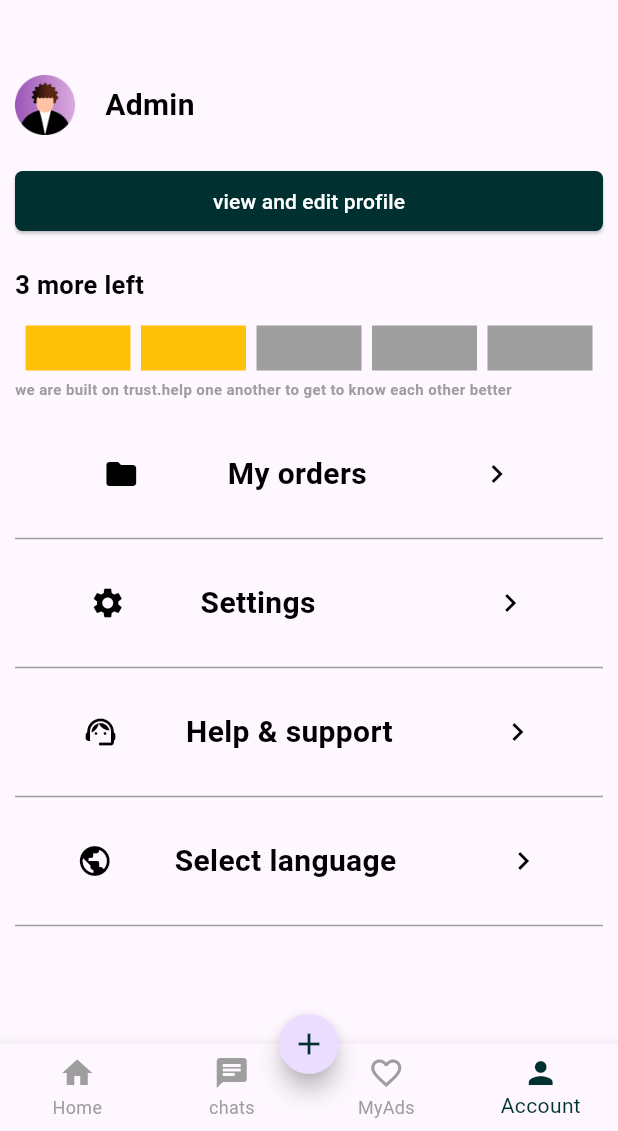
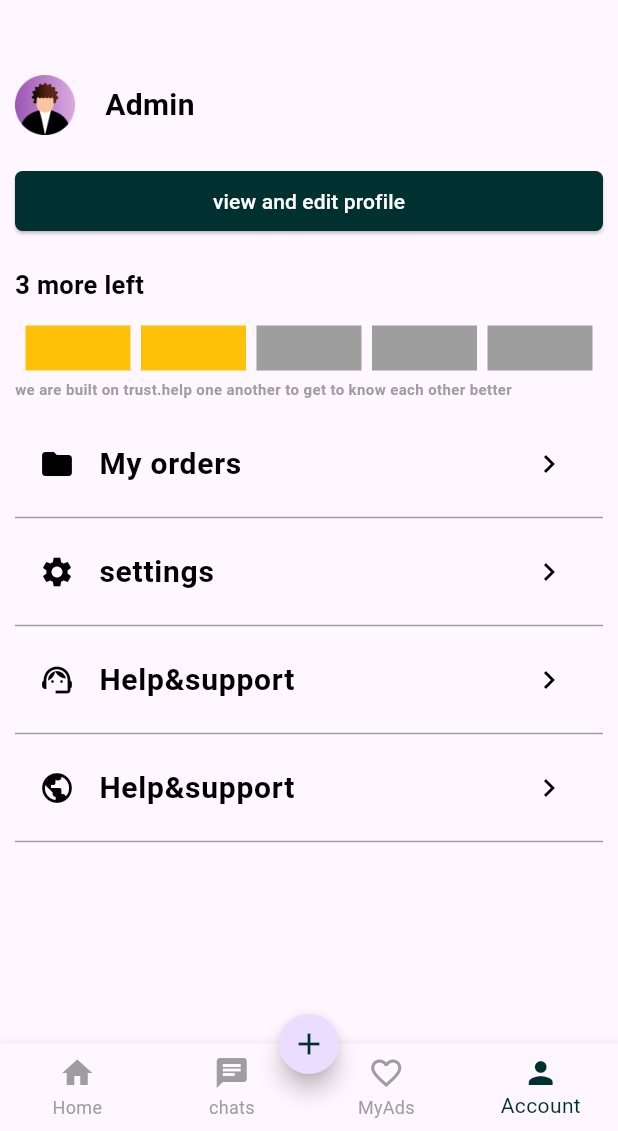
Before and after one commit to akhi0216/olxclone, a Flutter app: the BottomNavigation screen opened directly, item 4 of the bottom bar chosen, on a phone screen of 412 x 824 dp, the part 105-1236 px from its top. Run offline on Flutter 3.47's test engine with Material 3 defaults, Android fonts, the light colour scheme and no system bars; our stand-ins replace country_code_picker; missing offline and left inert: dart:js_util; network calls fail.

Commit message:
ui updated

```diff
--- a/lib/view/account_page/account_page.dart
+++ b/lib/view/account_page/account_page.dart
@@ -117,109 +117,88 @@ class _AccountPageState extends State<AccountPage> {
           ),
 
 // list
+
           Container(
-            height: 70,
-            child: Row(
-              mainAxisAlignment: MainAxisAlignment.spaceEvenly,
+            child: Column(
               children: [
-                Icon(
+                ListTile(
+                  leading: Icon(
                     Icons.folder,
                     color: Colors.black,
                   ),
-                Text(
+                  title: Text(
                     "My orders   ",
                     style: TextStyle(
                         color: Colors.black,
                         fontSize: 20,
                         fontWeight: FontWeight.bold),
                   ),
-                Icon(
+                  trailing: Icon(
                     Icons.navigate_next,
                     color: Colors.black,
-                )
-              ],
                   ),
                 ),
                 Divider(
                   color: Colors.grey,
                 ),
-          // 2nd
-          Container(
-            height: 70,
-            child: Row(
-              // crossAxisAlignment: CrossAxisAlignment.start,
-              mainAxisAlignment: MainAxisAlignment.spaceEvenly,
-              children: [
-                Icon(
+                // 2
+                ListTile(
+                  leading: Icon(
                     Icons.settings,
                     color: Colors.black,
                   ),
-                Text(
-                  "Settings             ",
+                  title: Text(
+                    "settings",
                     style: TextStyle(
                         color: Colors.black,
                         fontSize: 20,
                         fontWeight: FontWeight.bold),
                   ),
-                Icon(
+                  trailing: Icon(
                     Icons.navigate_next,
                     color: Colors.black,
-                )
-              ],
                   ),
                 ),
                 Divider(
                   color: Colors.grey,
                 ),
                 // 3rd
-          Container(
-            height: 70,
-            child: Row(
-              mainAxisAlignment: MainAxisAlignment.spaceEvenly,
-              children: [
-                Icon(
+                ListTile(
+                  leading: Icon(
                     Icons.support_agent,
                     color: Colors.black,
                   ),
-                Text(
-                  "Help & support     ",
+                  title: Text(
+                    "Help&support",
                     style: TextStyle(
                         color: Colors.black,
                         fontSize: 20,
                         fontWeight: FontWeight.bold),
                   ),
-                Icon(
+                  trailing: Icon(
                     Icons.navigate_next,
                     color: Colors.black,
-                )
-              ],
                   ),
                 ),
                 Divider(
                   color: Colors.grey,
                 ),
-          // 4th
-          Container(
-            height: 70,
-            child: Row(
-              mainAxisAlignment: MainAxisAlignment.spaceEvenly,
-              children: [
-                Icon(
+                // 4
+                ListTile(
+                  leading: Icon(
                     Icons.public,
                     color: Colors.black,
                   ),
-                Text(
-                  "Select language      ",
+                  title: Text(
+                    "Help&support",
                     style: TextStyle(
                         color: Colors.black,
                         fontSize: 20,
                         fontWeight: FontWeight.bold),
                   ),
-                Icon(
+                  trailing: Icon(
                     Icons.navigate_next,
                     color: Colors.black,
-                )
-              ],
                   ),
                 ),
                 Divider(
@@ -227,6 +206,9 @@ class _AccountPageState extends State<AccountPage> {
                 ),
               ],
             ),
+          )
+        ],
+      ),
     );
   }
 }
--- a/lib/view/home_page/home_page.dart
+++ b/lib/view/home_page/home_page.dart
@@ -83,7 +83,7 @@ class _HomePageState extends State<HomePage> {
                     title: Text("find cars,phones and more..."),
                   ),
                 ),
-                Icon(Icons.notifications)
+                // Icon(Icons.notifications)
               ],
             ),
             // third row
@@ -105,6 +105,9 @@ class _HomePageState extends State<HomePage> {
                       fontSize: 15),
                 )
               ],
+            ),
+            SizedBox(
+              height: 7,
             ),
             // 4th
             // Container(
```
Lines whose indentation alone changed are shown as unchanged.
